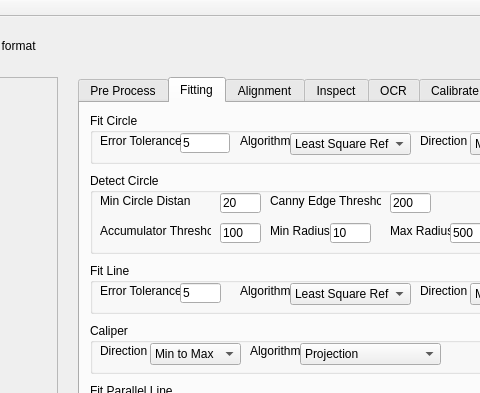
First picture: the form in VisionWidget/visionwidget.ui, repository hceng123/VisionLibrary, before the edit; both pictures show x 652 to 1132 and y 0 to 393 of the 1357 by 768 pixel window.
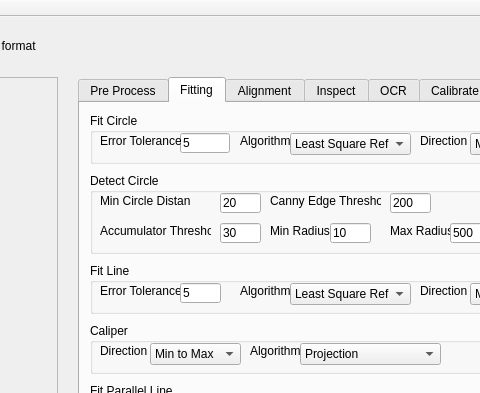
Second picture: the form after the edit. The open tabs and pages were chosen to show the change. Custom widgets are drawn as their Qt base class.

```diff
--- a/VisionWidget/visionwidget.ui
+++ b/VisionWidget/visionwidget.ui
@@ -810,7 +810,7 @@
         <set>Qt::ImhDigitsOnly</set>
        </property>
        <property name="text">
-        <string>100</string>
+        <string>30</string>
        </property>
       </widget>
       <widget class="QLabel" name="labelDetectCircleAccumlatorThreshold">
```
